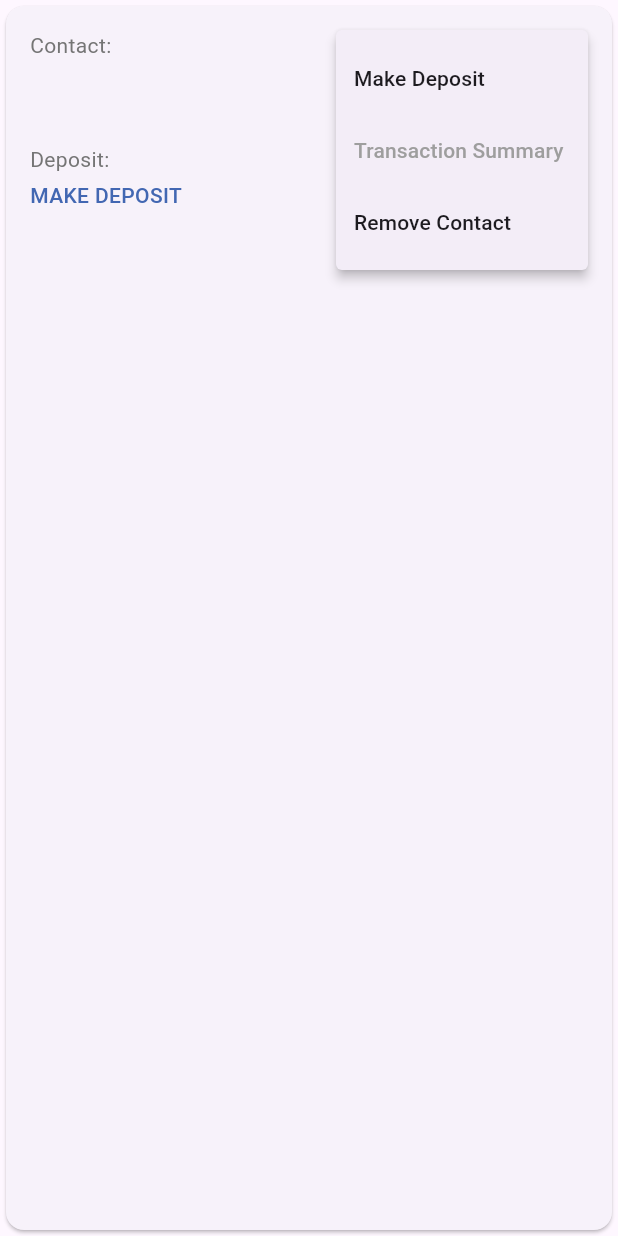
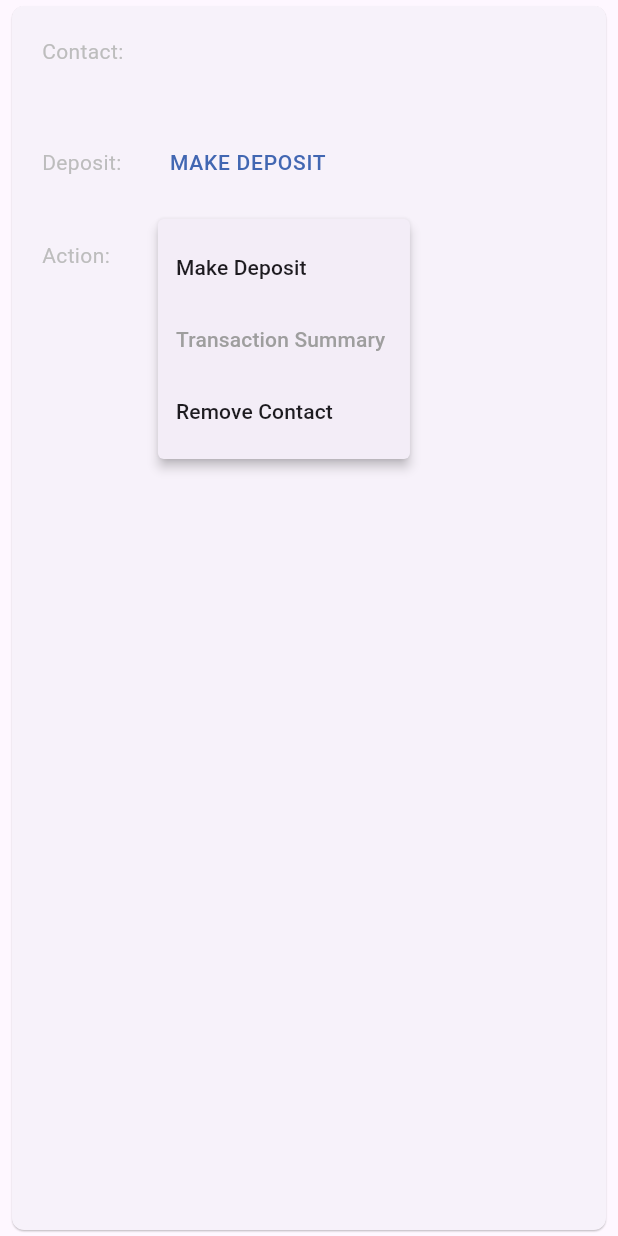
Before and after one commit to jmcusac/Securus-Debit, a Flutter app: the ContactListItem widget shown alone on an empty page, opened directly with empty values, after a tap on the "more vert" icon, on a phone screen of 412 x 824 dp. Run offline on Flutter 3.47's test engine with Material 3 defaults, Android fonts, the light colour scheme and no system bars.

Commit message:
minor layout modifications

```diff
--- /dev/null
+++ b/lib/view/contact_list_item.dart
@@ -0,0 +1,150 @@
+import 'package:flutter/material.dart';
+import 'package:provider/provider.dart';
+import 'package:securus_debit/constants/securus_branding.dart';
+import 'package:securus_debit/model/contact_model.dart';
+import 'package:securus_debit/view_model/contact_view_model.dart';
+
+class ContactListItem extends StatelessWidget {
+  final Contact contact;
+  final int index;
+
+  const ContactListItem({
+    Key? key,
+    required this.contact,
+    required this.index,
+  }) : super(key: key);
+
+  @override
+  Widget build(BuildContext context) {
+    return Card(
+      elevation: 0.5,
+      margin: EdgeInsets.symmetric(vertical: 4, horizontal: 8),
+      shape: RoundedRectangleBorder(
+        borderRadius: BorderRadius.circular(8),
+      ),
+      child: Padding(
+        padding: EdgeInsets.all(20),
+        child: Column(
+          children: [
+            // Contact Row
+            Row(
+              crossAxisAlignment: CrossAxisAlignment.start,
+              children: [
+                Text(
+                  'Contact:',
+                  style: TextStyle(
+                    color: Colors.grey[400],
+                    fontSize: 14,
+                    fontWeight: FontWeight.w400,
+                  ),
+                ),
+                SizedBox(width: 32),
+                Expanded(
+                  child: Column(
+                    crossAxisAlignment: CrossAxisAlignment.start,
+                    children: [
+                      Text(
+                        contact.name.toUpperCase(),
+                        style: TextStyle(
+                          fontSize: 14,
+                          fontWeight: FontWeight.w600,
+                          color: Colors.grey[800],
+                        ),
+                      ),
+                      SizedBox(height: 4),
+                      Text(
+                        contact.facility,
+                        style: TextStyle(
+                          color: Colors.grey[400],
+                          fontSize: 14,
+                          fontWeight: FontWeight.w400,
+                        ),
+                      ),
+                    ],
+                  ),
+                ),
+              ],
+            ),
+            SizedBox(height: 28),
+            // Deposit Row
+            Row(
+              children: [
+                Text(
+                  'Deposit:',
+                  style: TextStyle(
+                    color: Colors.grey[400],
+                    fontSize: 14,
+                    fontWeight: FontWeight.w400,
+                  ),
+                ),
+                SizedBox(width: 32),
+                Text(
+                  contact.depositStatus,
+                  style: TextStyle(
+                    color: SecurusColors.primary,
+                    fontSize: 14,
+                    fontWeight: FontWeight.w500,
+                    letterSpacing: 0.5,
+                  ),
+                ),
+              ],
+            ),
+            SizedBox(height: 28),
+            // Action Row
+            Row(
+              children: [
+                Text(
+                  'Action:',
+                  style: TextStyle(
+                    color: Colors.grey[400],
+                    fontSize: 14,
+                    fontWeight: FontWeight.w400,
+                  ),
+                ),
+                SizedBox(width: 32),
+                PopupMenuButton(
+                  padding: EdgeInsets.zero,
+                  icon:
+                      Icon(Icons.more_vert, color: Colors.grey[600], size: 20),
+                  onSelected: (value) async {
+                    if (value == 'remove') {
+                      try {
+                        await context
+                            .read<ContactViewModel>()
+                            .removeContact(index);
+                      } catch (e) {
+                        ScaffoldMessenger.of(context).showSnackBar(
+                          SnackBar(
+                              content: Text(
+                                  'Failed to remove contact: ${e.toString()}')),
+                        );
+                      }
+                    }
+                  },
+                  itemBuilder: (context) => [
+                    PopupMenuItem(
+                      value: 'deposit',
+                      child: Text('Make Deposit'),
+                    ),
+                    PopupMenuItem(
+                      enabled: false,
+                      value: 'summary',
+                      child: Text(
+                        'Transaction Summary',
+                        style: TextStyle(color: Colors.grey),
+                      ),
+                    ),
+                    PopupMenuItem(
+                      value: 'remove',
+                      child: Text('Remove Contact'),
+                    ),
+                  ],
+                ),
+              ],
+            ),
+          ],
+        ),
+      ),
+    );
+  }
+}
--- a/lib/view/securus_debit_screen.dart
+++ b/lib/view/securus_debit_screen.dart
@@ -1,9 +1,10 @@
 import 'package:flutter/material.dart';
 import 'package:provider/provider.dart';
-import 'package:securus_debit/constants/securus_branding.dart';
+import '../constants/securus_branding.dart';
 import '../model/contact_model.dart';
 import '../view_model/contact_view_model.dart';
 import '../service/contact_service.dart';
+import '../view/contact_list_item.dart';
 
 class SecurusDebitScreen extends StatelessWidget {
   @override
@@ -88,7 +89,6 @@ class _SecurusDebitViewState extends State<SecurusDebitView> {
                   return Center(child: Text(viewModel.error!));
                 }
 
-                // Always check for empty contacts list, even during loading
                 if (viewModel.contacts.isEmpty &&
                     viewModel.state != ViewState.loading) {
                   return Center(
@@ -108,18 +108,17 @@ class _SecurusDebitViewState extends State<SecurusDebitView> {
 
                 return Stack(
                   children: [
-                    // Contact list
                     ListView.builder(
                       padding: EdgeInsets.all(16),
                       itemCount: viewModel.contacts.length,
                       itemBuilder: (context, index) {
+                        final contact = viewModel.contacts[index];
                         return ContactListItem(
-                          contact: viewModel.contacts[index],
+                          contact: contact,
                           index: index,
                         );
                       },
                     ),
-                    // Loading indicator overlaid when loading
                     if (viewModel.state == ViewState.loading)
                       Container(
                         color: Colors.white.withOpacity(0.7),
@@ -221,126 +220,6 @@ class _SecurusDebitViewState extends State<SecurusDebitView> {
   }
 }
 
-class ContactListItem extends StatelessWidget {
-  final Contact contact;
-  final int index;
-
-  const ContactListItem({
-    required this.contact,
-    required this.index,
-  });
-
-  @override
-  Widget build(BuildContext context) {
-    return Card(
-      elevation: 1,
-      child: Padding(
-        padding: EdgeInsets.all(16),
-        child: Column(
-          crossAxisAlignment: CrossAxisAlignment.start,
-          children: [
-            Row(
-              crossAxisAlignment: CrossAxisAlignment.start,
-              children: [
-                Expanded(
-                  child: Column(
-                    crossAxisAlignment: CrossAxisAlignment.start,
-                    children: [
-                      Text(
-                        'Contact:',
-                        style: TextStyle(
-                          color: Colors.grey[600],
-                          fontSize: 14,
-                        ),
-                      ),
-                      SizedBox(height: 4),
-                      Text(
-                        contact.name,
-                        style: TextStyle(
-                          fontSize: 16,
-                          fontWeight: FontWeight.w500,
-                        ),
-                      ),
-                      Text(
-                        contact.facility,
-                        style: TextStyle(
-                          color: Colors.grey[600],
-                          fontSize: 12,
-                        ),
-                      ),
-                    ],
-                  ),
-                ),
-                PopupMenuButton(
-                  icon: Icon(Icons.more_vert, color: Colors.grey[600]),
-                  onSelected: (value) async {
-                    if (value == 'remove') {
-                      try {
-                        await context
-                            .read<ContactViewModel>()
-                            .removeContact(index);
-                      } catch (e) {
-                        ScaffoldMessenger.of(context).showSnackBar(
-                          SnackBar(
-                              content: Text(
-                                  'Failed to remove contact: ${e.toString()}')),
-                        );
-                      }
-                    }
-                  },
-                  itemBuilder: (context) => [
-                    PopupMenuItem(
-                      value: 'deposit',
-                      child: Text('Make Deposit'),
-                    ),
-                    PopupMenuItem(
-                      enabled: false, // Disabled as per requirements
-                      value: 'summary',
-                      child: Text(
-                        'Transaction Summary',
-                        style: TextStyle(color: Colors.grey),
-                      ),
-                    ),
-                    PopupMenuItem(
-                      value: 'remove',
-                      child: Text('Remove Contact'),
-                    ),
-                  ],
-                ),
-              ],
-            ),
-            SizedBox(height: 12),
-            Row(
-              children: [
-                Column(
-                  crossAxisAlignment: CrossAxisAlignment.start,
-                  children: [
-                    Text(
-                      'Deposit:',
-                      style: TextStyle(
-                        color: Colors.grey[600],
-                        fontSize: 14,
-                      ),
-                    ),
-                    SizedBox(height: 4),
-                    Text(
-                      contact.depositStatus,
-                      style: TextStyle(
-                        color: SecurusColors.primary,
-                        fontWeight: FontWeight.w500,
-                      ),
-                    ),
-                  ],
-                ),
-              ],
-            ),
-          ],
-        ),
-      ),
-    );
-  }
-}
-
 class AddContactDialog extends StatefulWidget {
   @override
   _AddContactDialogState createState() => _AddContactDialogState();
```
Also changed, not shown: pubspec.yaml (line endings or trailing spaces), 1 other file.
